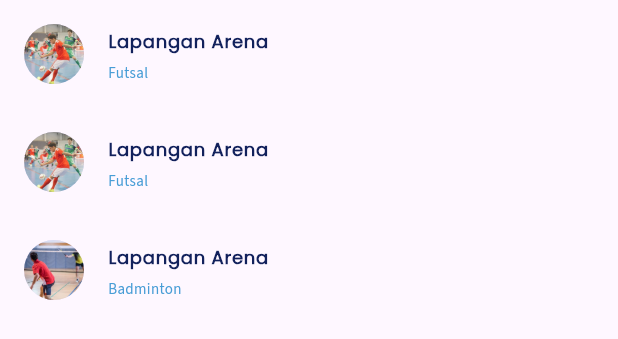
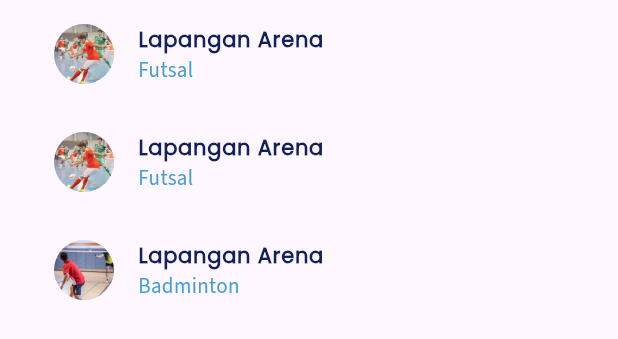
Before and after one commit to iammburg/arena-connect, a Flutter app: the SparingTab widget shown alone on an empty page, opened directly, on a phone screen of 412 x 824 dp. Shown: the top 339 px of the screen. Run offline on Flutter 3.47's test engine with Material 3 defaults, Android fonts, the phone set to English and light mode, and no system bars; our stand-ins replace carousel_slider, device_preview.

Commit message:
feat: Improve frontend sparring search

```diff
--- a/lib/screens/search/sparring_search.dart
+++ b/lib/screens/search/sparring_search.dart
@@ -30,14 +30,26 @@ class _SparringSearchState extends State<SparringSearch>
       appBar: AppBar(
         backgroundColor: Colors.white,
         elevation: 0,
-        title:
-            IconButton(onPressed: () {}, icon: const Icon(Icons.chevron_left)),
+        automaticallyImplyLeading: false,
+        // leading: Padding(
+        //   padding: const EdgeInsets.only(left: 16.0, top: 30),
+        //   child: IconButton(
+        //     onPressed: () {
+        //       Navigator.of(context).pop();
+        //     },
+        //     icon: const Icon(
+        //       Icons.chevron_left,
+        //       color: Color(0xFF12215C),
+        //     ),
+        //   ),
+        // ),
+
         bottom: TabBar(
           controller: _tabController,
-          labelColor: Colors.blue,
+          labelColor: const Color(0xFF12215C),
           unselectedLabelColor: Colors.grey,
           labelStyle: superFont3,
-          indicatorColor: Colors.blue,
+          indicatorColor: const Color(0xFF12215C),
           tabs: const [
             Tab(text: "Sparing"),
             Tab(text: "Kompetisi"),
@@ -55,7 +67,12 @@ class _SparringSearchState extends State<SparringSearch>
                   borderRadius: BorderRadius.circular(50),
                 ),
                 hintText: 'Cari...',
-                prefixIcon: const Icon(Icons.search),
+                hintStyle: superFont3.copyWith(color: Colors.grey),
+                prefixIcon: const Icon(
+                  Icons.search,
+                  color: Color(0xFF12215C),
+                ),
+                prefixIconConstraints: const BoxConstraints(minWidth: 60),
               ),
             ),
           ),
@@ -79,30 +96,36 @@ class SparingTab extends StatelessWidget {
 
   @override
   Widget build(BuildContext context) {
-    return ListView(
+    return Padding(
+      padding: const EdgeInsets.only(left: 20),
+      child: ListView(
         children: [
           ListTile(
             leading: const CircleAvatar(
               backgroundImage: AssetImage('images/futsal.jpg'),
             ),
-          title: Text('Lapangan Arena', style: superFont4),
-          subtitle: Text('Futsal', style: regulerFont7),
+            title: Text('Lapangan Arena', style: superFont3),
+            subtitle:
+                Text('Futsal', style: regulerFont7.copyWith(fontSize: 14)),
           ),
           ListTile(
             leading: const CircleAvatar(
               backgroundImage: AssetImage('images/futsal.jpg'),
             ),
-          title: Text('Lapangan Arena', style: superFont4),
-          subtitle: Text('Futsal', style: regulerFont7),
+            title: Text('Lapangan Arena', style: superFont3),
+            subtitle:
+                Text('Futsal', style: regulerFont7.copyWith(fontSize: 14)),
           ),
           ListTile(
             leading: const CircleAvatar(
               backgroundImage: AssetImage('images/badminton.jpg'),
             ),
-          title: Text('Lapangan Arena', style: superFont4),
-          subtitle: Text('Badminton', style: regulerFont7),
+            title: Text('Lapangan Arena', style: superFont3),
+            subtitle:
+                Text('Badminton', style: regulerFont7.copyWith(fontSize: 14)),
           ),
         ],
+      ),
     );
   }
 }
```
Lines whose indentation alone changed are shown as unchanged.
